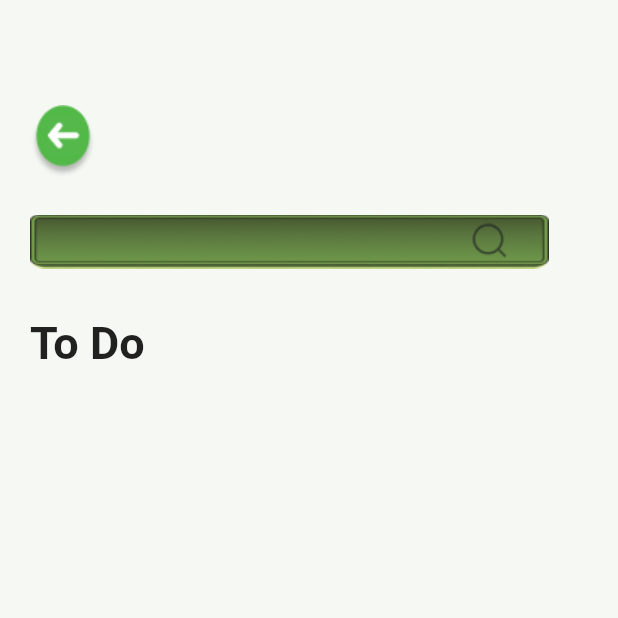
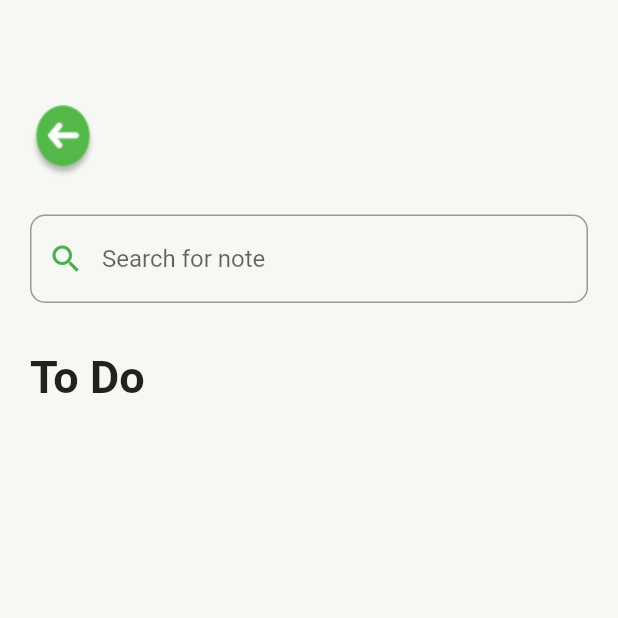
Before and after one commit to Cres-marie/NotesTaking, a Flutter app: the ListScreen screen opened directly, on a phone screen of 412 x 824 dp, the top half of it. Run offline on Flutter 3.47's test engine with Material 2 defaults, Android fonts, the phone set to English and light mode, and no system bars; our stand-ins replace google_fonts, sqflite, table_calendar; missing offline and left inert: intern; accounts and stored records are empty; Roboto replaces fonts that are missing (Bubblegum Sans).

Commit message:
Update listScreen.dart

```diff
--- a/lib/screens/listScreen.dart
+++ b/lib/screens/listScreen.dart
@@ -10,12 +10,36 @@ class ListScreen extends StatefulWidget {
 }
 
 class _ListScreenState extends State<ListScreen> {
+  final search = TextEditingController();
+  final mysql = sqlite();
+  List<Map<String,dynamic>> events=[];
+  List<Map<String, dynamic>> filtered_list =[];
+  Future<void> getAllevents() async{
+    List<Map<String, dynamic>> mynotes = await mysql.getevents();
+    setState((){
+      events = mynotes;
+      filtered_list = mynotes;
+    });
+  }
+  void Searchevent(String query){
+    final suggestions = events.where((note){
+      final title = note['Title'].toString().toLowerCase();
+      final input = query.toLowerCase();
+      return title.contains(input);
+    }).toList();
+    setState(() => filtered_list = suggestions);
+  }
+  @override
+  void initState() {
+    // TODO: implement initState
+    super.initState();
+    getAllevents();
+  }
   @override
   Widget build(BuildContext context) {
     return Scaffold(
 
-        body: SingleChildScrollView(
-        child: Container(
+        body: Container(
           margin: bmargintop,
           padding: bpadding,
           child: Column(
@@ -26,26 +50,81 @@ class _ListScreenState extends State<ListScreen> {
               //Text('Notes', style: bheadings),
               InkWell(
                   onTap: () {
-                    Navigator.push(context, MaterialPageRoute(builder: (context) => BottomBar(),));
+                   Navigator.pop(context);
+                   // Navigator.push(context, MaterialPageRoute(builder: (context) => Navigator.pop(context),));
                   },
                   child: Image.asset('images/backicon.png'),
                 ),
 
               SizedBox(height: 24,),
 
-              InkWell(
-                onTap: () {},
-                child: Image.asset('images/search.png'),
-              ),
+              TextField(
+                    controller: search,
+                    onChanged: (value){
+                      Searchevent(value);
+                    },
+
+                    decoration: InputDecoration(
+                      prefixIcon: Icon(Icons.search, color: Colors.green,),
+                      hintText: 'Search for note',
+                      border: OutlineInputBorder(
+                        borderRadius: BorderRadius.circular(10),
+                      )
+                    ),
+                  ),
 
               SizedBox(height: 32,),
 
-              Text('To Do', style: bheadings,)
+              Text('To Do', style: bheadings,),
+
+              Expanded(
+                    child: ListView.builder(
+                      itemCount: filtered_list.length,
+                       scrollDirection: Axis.vertical,
+                      itemBuilder: (context, index){
+                        return GestureDetector(
+                       onTap: () {
+                        // Navigator.push(context, MaterialPageRoute(builder: (context) => mynote(note: filtered_list[index]),));
+                       },
+                       onLongPress: (){
+                          // auth.deletenotemessage(context,filtered_list[index]['_id']);
+                          // getAllNotes();
+                       },
+                       child: Container(
+                         height: 120,
+                         width: 150,
+                         margin: EdgeInsets.symmetric( horizontal: 2, vertical: 5),
+                         padding: EdgeInsets.all(5),
+                         decoration: BoxDecoration(
+                           color: Colors.primaries[index % Colors.primaries.length].shade400,
+                           borderRadius: BorderRadius.circular(10),
+                           boxShadow: [BoxShadow(
+                            color: Color.fromARGB(255, 223, 211, 211),
+                            offset: Offset(0.0, 4.0),
+                            blurRadius: 6.0,
+                            ),
+                             ],
+                         ),
+                         child: Column(
+                           crossAxisAlignment: CrossAxisAlignment.start,
+                           children: [
+                             ListTile(
+                               splashColor: Colors.black,
+                               style: ListTileStyle.drawer,
+                               title: Center(child: Text('TITLE: '+filtered_list[index]['Title'],style: TextStyle(fontWeight: FontWeight.bold))),
+                             ),
+                             Expanded(child: Text(filtered_list[index]['starttime'],maxLines: 2, overflow: TextOverflow.ellipsis,style: TextStyle(color: Colors.white),)),
+                               // Text(filtered_list[index]['time'],),
+                           ],
+                         ),
+                       ),
+                          );
+                    })
+                  )
 
             ],
           )
-        ),
-      )
+        )
 
 
 
```
